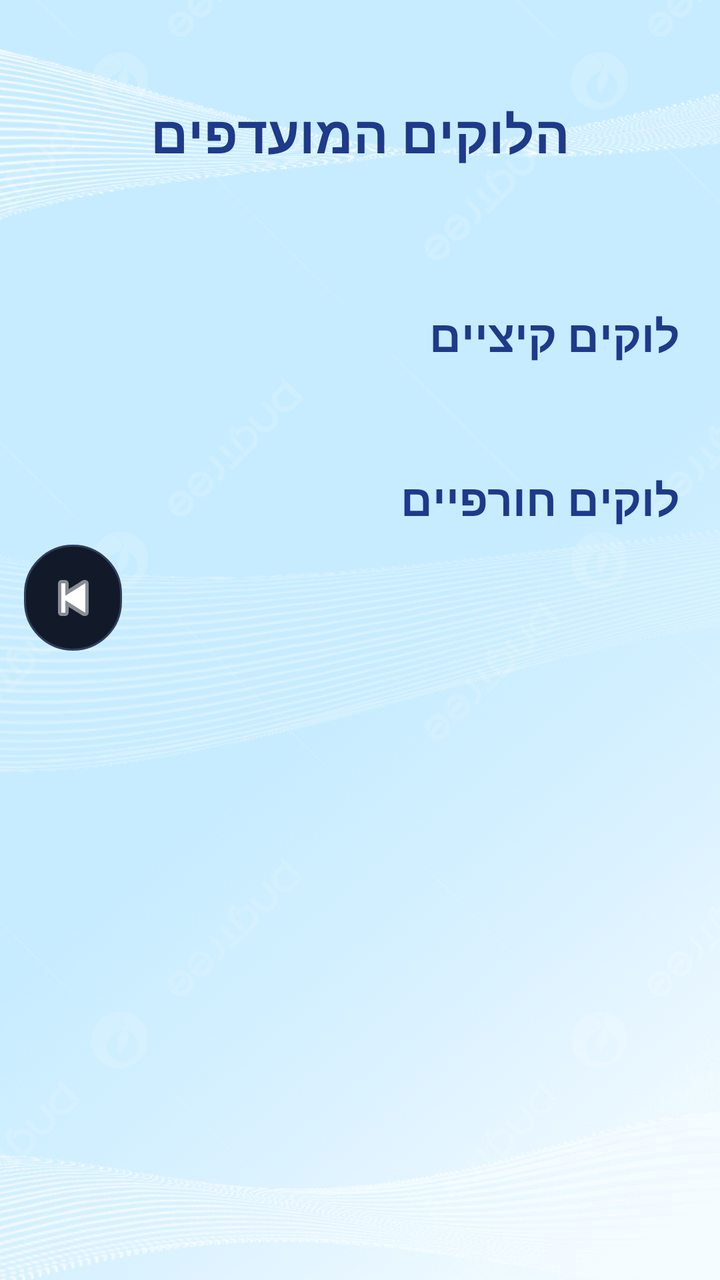
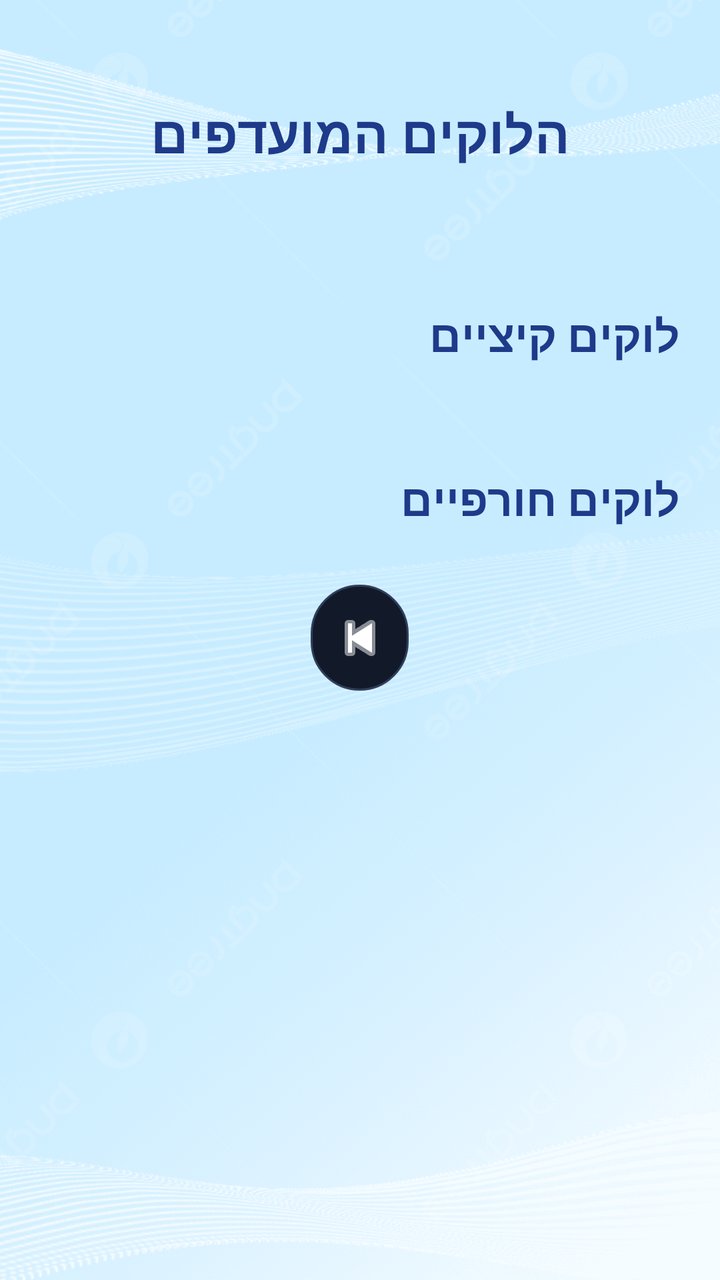

Before-and-after screenshots of an Android layout around one commit, followed by the original layout XML and the change that was made.
<!-- AndroidManifest.xml: application theme Theme.ProjectX -->
<!-- res/layout/activity_savedlooks.xml -->
<?xml version="1.0" encoding="utf-8"?>
<androidx.constraintlayout.widget.ConstraintLayout xmlns:android="http://schemas.android.com/apk/res/android"
    xmlns:app="http://schemas.android.com/apk/res-auto"
    android:layout_width="match_parent"
    android:layout_height="match_parent"
    xmlns:tools="http://schemas.android.com/tools"
    android:background="#F5F7FA">
    <ImageView
        android:id="@+id/backgroundImage"
        android:layout_width="match_parent"
        android:layout_height="match_parent"
        android:clickable="false"
        android:focusable="false"
        android:focusableInTouchMode="false"
        android:rotation="180"
        android:scaleType="centerCrop"
        android:src="@drawable/back6"
        app:layout_constraintBottom_toBottomOf="parent"
        app:layout_constraintEnd_toEndOf="parent"
        app:layout_constraintHorizontal_bias="0.0"
        app:layout_constraintStart_toStartOf="parent"
        app:layout_constraintTop_toTopOf="parent"
        app:layout_constraintVertical_bias="0.0" />





    <TextView
        android:id="@+id/tvTitle"

        android:layout_width="0dp"
        android:layout_height="wrap_content"
        android:layout_marginTop="49dp"
        android:gravity="center"
        android:text="הלוקים המועדפים"
        android:textColor="#1E3A8A"
        android:textSize="26sp"

        android:textStyle="bold"
        app:layout_constraintEnd_toEndOf="parent"
        app:layout_constraintHorizontal_bias="0.0"
        app:layout_constraintStart_toStartOf="parent"
        app:layout_constraintTop_toTopOf="parent" />

    <ScrollView
        android:layout_width="0dp"
        android:layout_height="0dp"
        android:padding="12dp"
        android:fillViewport="true"
        app:layout_constraintTop_toBottomOf="@id/tvTitle"
        app:layout_constraintBottom_toBottomOf="parent"
        app:layout_constraintStart_toStartOf="parent"
        app:layout_constraintEnd_toEndOf="parent">

        <LinearLayout
            android:layout_width="match_parent"
            android:layout_height="wrap_content"
            android:orientation="vertical">

            

            <TextView
                android:layout_width="match_parent"
                android:layout_height="wrap_content"
                android:layout_marginTop="48dp"
                android:layout_marginBottom="20dp"
                android:padding="8dp"
                android:text="לוקים קיציים"
                android:textColor="#1E3A8A"
                android:textSize="22sp"
                android:textStyle="bold" />

            <androidx.recyclerview.widget.RecyclerView
                android:id="@+id/recyclerSummer"
                android:layout_width="match_parent"
                android:layout_height="wrap_content"
                android:nestedScrollingEnabled="false"/>

            
            <TextView
                android:layout_width="match_parent"
                android:layout_height="wrap_content"
                android:text="לוקים חורפיים"
                android:textSize="22sp"
                android:textStyle="bold"
                android:textColor="#1E3A8A"
                android:padding="8dp"
                android:layout_marginTop="16dp"/>

            <androidx.recyclerview.widget.RecyclerView
                android:id="@+id/recyclerWinter"
                android:layout_width="match_parent"
                android:layout_height="wrap_content"
                android:nestedScrollingEnabled="false"/>
            <ImageButton
                android:id="@+id/btnBack"
                android:layout_width="49dp"
                android:layout_height="53dp"
                android:background="@drawable/btn_circle_dark"
                android:scaleType="centerInside"
                android:src="@android:drawable/ic_media_previous"
                app:tint="#FFFFFF"
                tools:ignore="MissingConstraints" />
        </LinearLayout>

    </ScrollView>

</androidx.constraintlayout.widget.ConstraintLayout>
<!-- resources referenced by this layout -->
<resources>
  <!-- drawable back6: jpg bitmap (drawable, 151864 bytes) -->
  <!-- drawable btn_circle_dark (drawable) -->
  <?xml version="1.0" encoding="utf-8"?>
  <shape xmlns:android="http://schemas.android.com/apk/res/android">
      <solid android:color="#121A2A"/>
      <corners android:radius="50dp"/>
      <stroke android:width="1dp" android:color="#2F3E5C"/>
  </shape>
  <style name="Theme.ProjectX" parent="Base.Theme.ProjectX" />
  <style name="Base.Theme.ProjectX" parent="Theme.Material3.DayNight.NoActionBar">
          
          
      </style>
</resources>

<!-- the commit's change to res/layout/activity_savedlooks.xml (unified diff, before → after) -->
@@ -5,6 +5,7 @@
     android:layout_height="match_parent"
     xmlns:tools="http://schemas.android.com/tools"
     android:background="#F5F7FA">
+
     <ImageView
         android:id="@+id/backgroundImage"
         android:layout_width="match_parent"
@@ -22,13 +23,8 @@
         app:layout_constraintTop_toTopOf="parent"
         app:layout_constraintVertical_bias="0.0" />
 
-
-
-
-
     <TextView
         android:id="@+id/tvTitle"
-
         android:layout_width="0dp"
         android:layout_height="wrap_content"
         android:layout_marginTop="49dp"
@@ -36,14 +32,13 @@
         android:text="הלוקים המועדפים"
         android:textColor="#1E3A8A"
         android:textSize="26sp"
-
         android:textStyle="bold"
         app:layout_constraintEnd_toEndOf="parent"
         app:layout_constraintHorizontal_bias="0.0"
         app:layout_constraintStart_toStartOf="parent"
         app:layout_constraintTop_toTopOf="parent" />
 
-    <ScrollView
+    <androidx.core.widget.NestedScrollView
         android:layout_width="0dp"
         android:layout_height="0dp"
         android:padding="12dp"
@@ -57,8 +52,6 @@
             android:layout_width="match_parent"
             android:layout_height="wrap_content"
             android:orientation="vertical">
-
-            
 
             <TextView
                 android:layout_width="match_parent"
@@ -77,7 +70,6 @@
                 android:layout_height="wrap_content"
                 android:nestedScrollingEnabled="false"/>
 
-            
             <TextView
                 android:layout_width="match_parent"
                 android:layout_height="wrap_content"
@@ -93,17 +85,21 @@
                 android:layout_width="match_parent"
                 android:layout_height="wrap_content"
                 android:nestedScrollingEnabled="false"/>
+
             <ImageButton
                 android:id="@+id/btnBack"
                 android:layout_width="49dp"
                 android:layout_height="53dp"
+                android:layout_marginTop="20dp"
+                android:layout_marginBottom="20dp"
+                android:layout_gravity="center"
                 android:background="@drawable/btn_circle_dark"
                 android:scaleType="centerInside"
                 android:src="@android:drawable/ic_media_previous"
                 app:tint="#FFFFFF"
                 tools:ignore="MissingConstraints" />
+
         </LinearLayout>
-
-    </ScrollView>
+    </androidx.core.widget.NestedScrollView>
 
 </androidx.constraintlayout.widget.ConstraintLayout>
